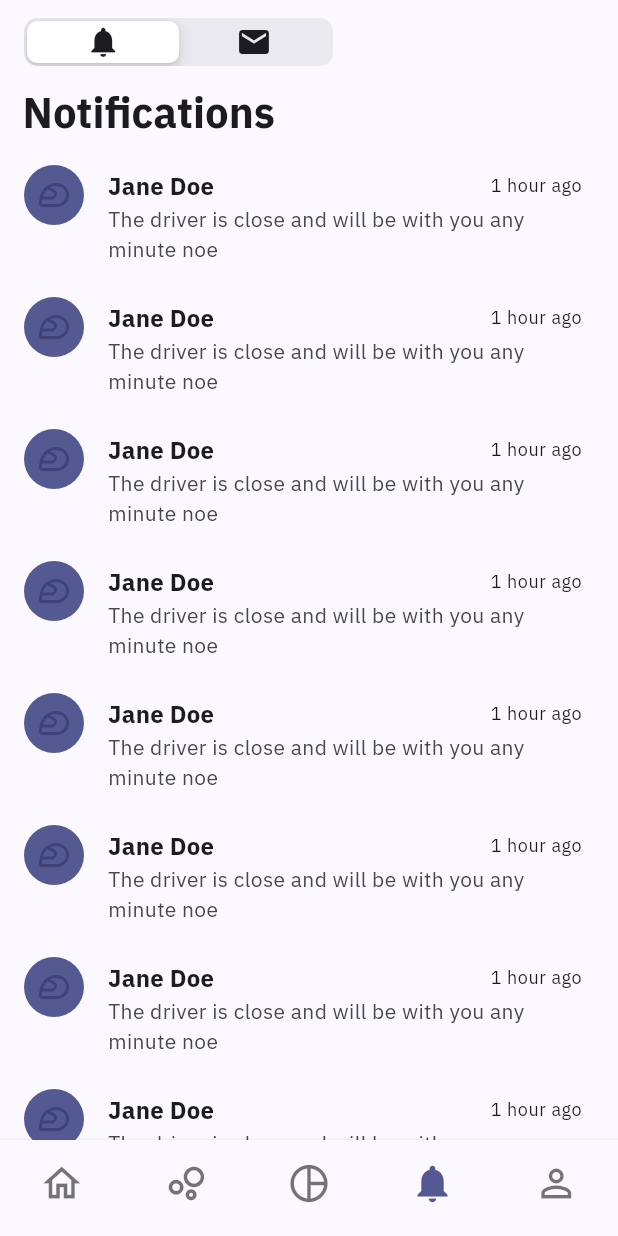
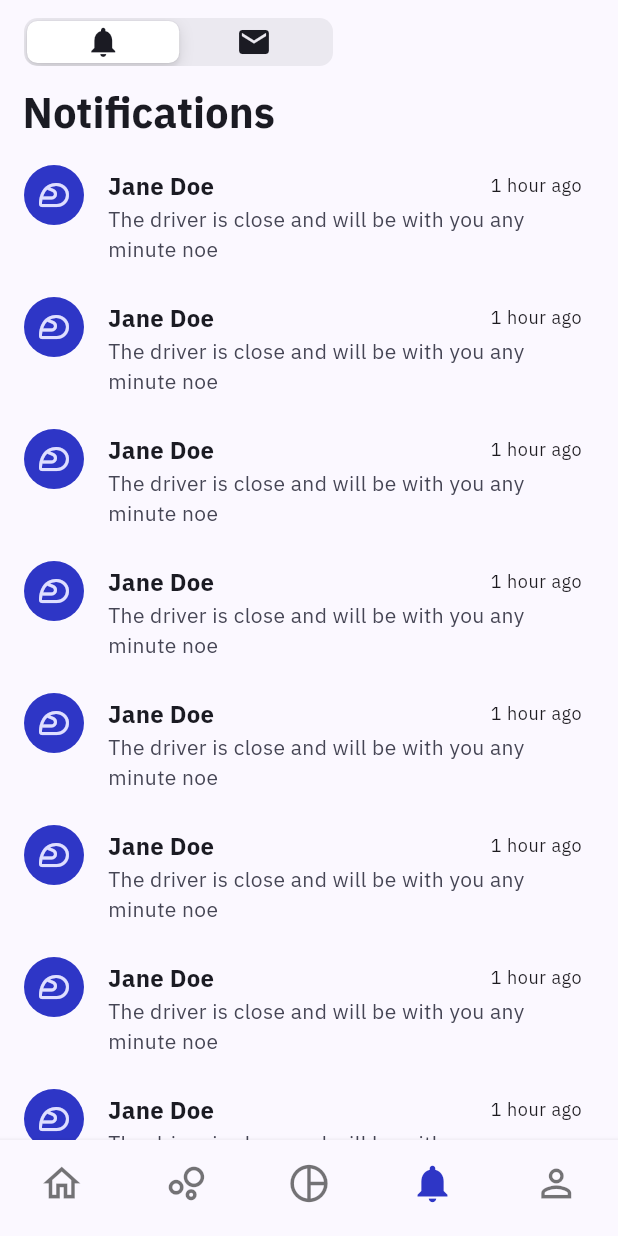
Before and after one commit to TJMusiitwa/driveway_delivery_app, a Flutter app: the screen it shows after launch, item 4 of the bottom bar chosen, on a phone screen of 412 x 824 dp. Run offline on Flutter 3.47's test engine with Material 3 defaults, Android fonts, the phone set to English and light mode, and no system bars; our stand-ins replace google_fonts; missing offline and left inert: flutter_polygon_clipper, sliding_top_panel.

Commit message:
Use super parameters and fidelity scheme variant

```diff
--- a/lib/main.dart
+++ b/lib/main.dart
@@ -7,14 +7,16 @@ void main() {
 }
 
 class MyApp extends StatelessWidget {
-  const MyApp({Key? key}) : super(key: key);
+  const MyApp({super.key});
 
   @override
   Widget build(BuildContext context) {
     return MaterialApp(
       title: 'Driveway',
       theme: ThemeData.from(
-          colorScheme: ColorScheme.fromSeed(seedColor: const Color(0xFF4952DF)),
+          colorScheme: ColorScheme.fromSeed(
+              seedColor: const Color(0xFF4952DF),
+              dynamicSchemeVariant: DynamicSchemeVariant.fidelity),
           textTheme:
               GoogleFonts.ibmPlexSansTextTheme(Theme.of(context).textTheme),
           useMaterial3: true),
```
